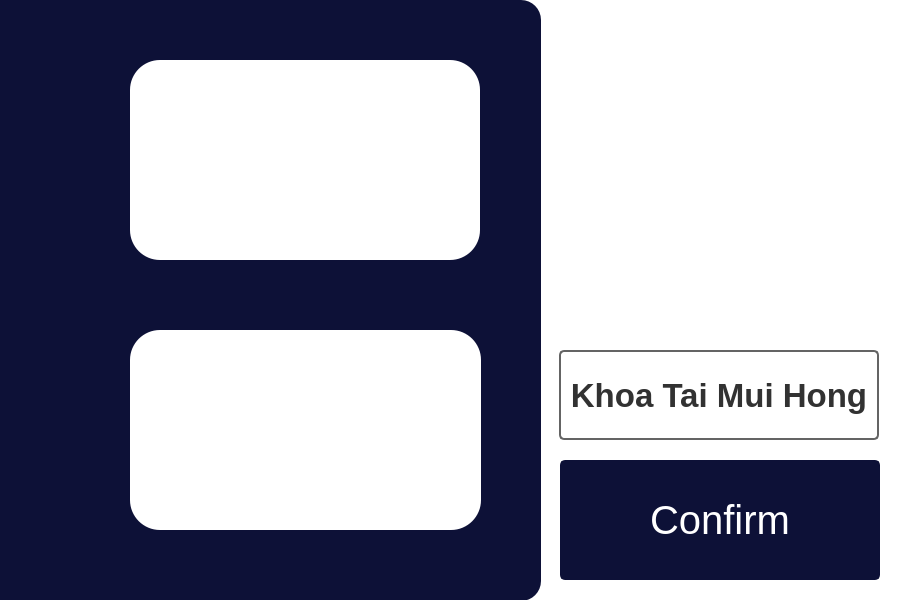
The window that gui/momo_chatbot_gui.ui (truongkhoa1799/E-Healthcare-System) describes before a commit, drawn with Qt 5.
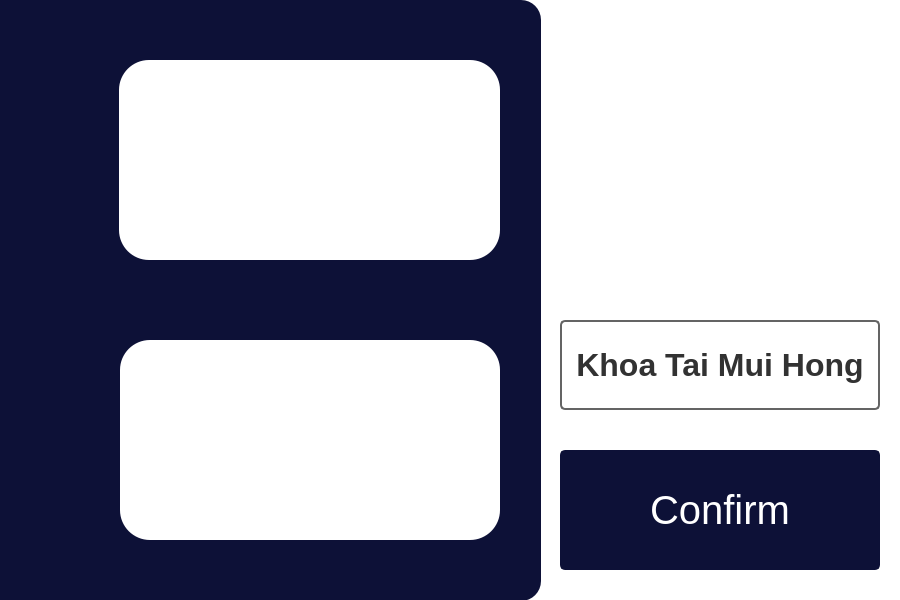
The same window after the commit. Icons and pictures are not drawn.

What changed in the file:
```diff
--- a/gui/momo_chatbot_gui.ui
+++ b/gui/momo_chatbot_gui.ui
@@ -61,7 +61,7 @@
      <property name="geometry">
       <rect>
        <x>20</x>
-       <y>460</y>
+       <y>450</y>
        <width>320</width>
        <height>120</height>
       </rect>
@@ -125,9 +125,9 @@
     <widget class="QFrame" name="building_text_frame">
      <property name="geometry">
       <rect>
-       <x>9</x>
-       <y>350</y>
-       <width>400</width>
+       <x>10</x>
+       <y>320</y>
+       <width>340</width>
        <height>90</height>
       </rect>
      </property>
@@ -158,7 +158,7 @@
       <property name="font">
        <font>
         <family>Segoe UI</family>
-        <pointsize>25</pointsize>
+        <pointsize>24</pointsize>
         <weight>75</weight>
         <bold>true</bold>
        </font>
@@ -196,9 +196,9 @@
     <widget class="QLabel" name="label_2">
      <property name="geometry">
       <rect>
-       <x>130</x>
+       <x>119</x>
        <y>60</y>
-       <width>350</width>
+       <width>381</width>
        <height>200</height>
       </rect>
      </property>
@@ -213,9 +213,9 @@
     <widget class="QLabel" name="label_3">
      <property name="geometry">
       <rect>
-       <x>130</x>
-       <y>330</y>
-       <width>351</width>
+       <x>120</x>
+       <y>340</y>
+       <width>380</width>
        <height>200</height>
       </rect>
      </property>
@@ -232,8 +232,8 @@
       <rect>
        <x>0</x>
        <y>370</y>
-       <width>131</width>
-       <height>121</height>
+       <width>121</width>
+       <height>141</height>
       </rect>
      </property>
      <property name="maximumSize">
@@ -260,9 +260,9 @@
      <property name="geometry">
       <rect>
        <x>0</x>
-       <y>100</y>
-       <width>131</width>
-       <height>121</height>
+       <y>90</y>
+       <width>111</width>
+       <height>141</height>
       </rect>
      </property>
      <property name="maximumSize">
@@ -288,10 +288,10 @@
     <widget class="QLabel" name="patient_conversation">
      <property name="geometry">
       <rect>
-       <x>139</x>
+       <x>130</x>
        <y>360</y>
-       <width>311</width>
-       <height>150</height>
+       <width>360</width>
+       <height>160</height>
       </rect>
      </property>
      <property name="font">
@@ -311,10 +311,10 @@
     <widget class="QLabel" name="momo_conversation">
      <property name="geometry">
       <rect>
-       <x>139</x>
+       <x>130</x>
        <y>80</y>
-       <width>311</width>
-       <height>150</height>
+       <width>360</width>
+       <height>160</height>
       </rect>
      </property>
      <property name="font">
```
